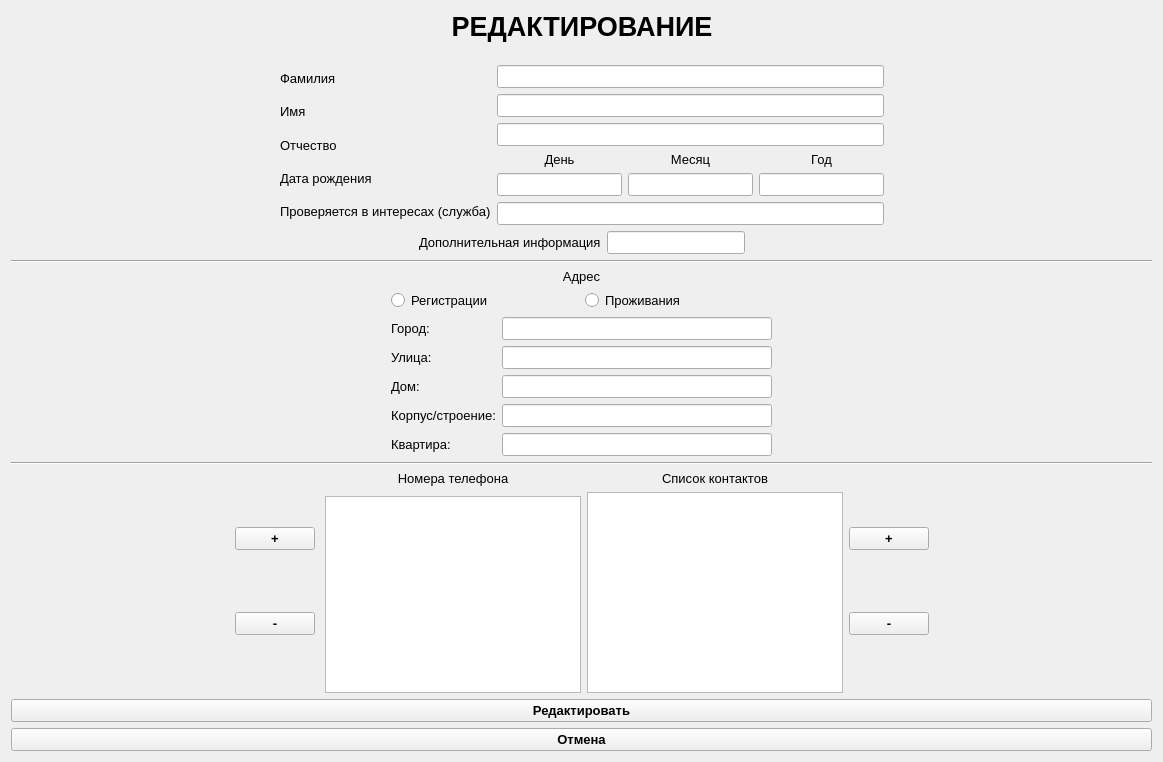
Yavlados/VKR, file update.ui: the form before one commit.
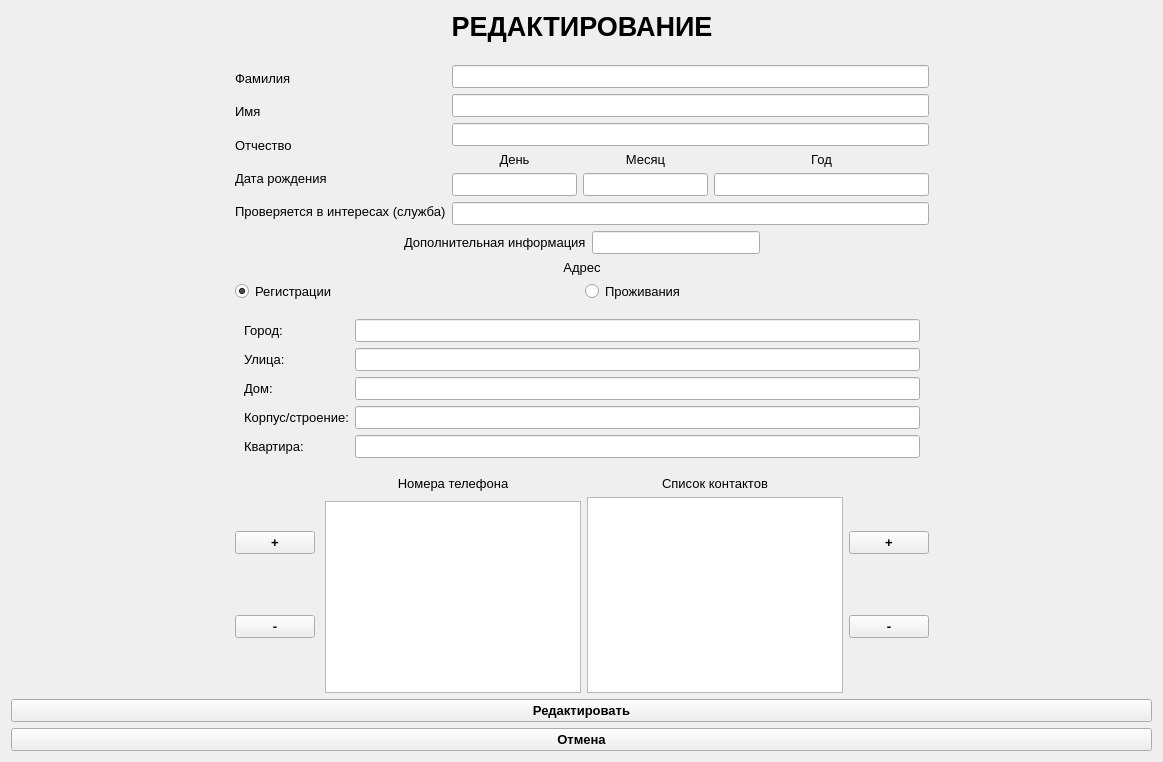
The form after the commit. The open tabs and pages were chosen to show the change.

The edit to the form file:
```diff
--- a/update.ui
+++ b/update.ui
@@ -22,9 +22,9 @@
   <property name="autoFillBackground">
    <bool>true</bool>
   </property>
-  <layout class="QVBoxLayout" name="verticalLayout_15">
+  <layout class="QVBoxLayout" name="verticalLayout_4">
    <item>
-    <layout class="QHBoxLayout" name="horizontalLayout_11">
+    <layout class="QHBoxLayout" name="horizontalLayout">
      <item>
       <spacer name="horizontalSpacer">
        <property name="orientation">
@@ -39,6 +39,8 @@
       </spacer>
      </item>
      <item>
+      <layout class="QVBoxLayout" name="verticalLayout_3">
+       <item>
       <layout class="QVBoxLayout" name="verticalLayout_14">
        <item>
         <widget class="QLabel" name="label">
@@ -354,46 +356,6 @@
       </layout>
      </item>
      <item>
-      <spacer name="horizontalSpacer_4">
-       <property name="orientation">
-        <enum>Qt::Horizontal</enum>
-       </property>
-       <property name="sizeHint" stdset="0">
-        <size>
-         <width>40</width>
-         <height>20</height>
-        </size>
-       </property>
-      </spacer>
-     </item>
-    </layout>
-   </item>
-   <item>
-    <widget class="Line" name="line">
-     <property name="orientation">
-      <enum>Qt::Horizontal</enum>
-     </property>
-    </widget>
-   </item>
-   <item>
-    <layout class="QHBoxLayout" name="horizontalLayout_3">
-     <item>
-      <spacer name="horizontalSpacer_5">
-       <property name="orientation">
-        <enum>Qt::Horizontal</enum>
-       </property>
-       <property name="sizeType">
-        <enum>QSizePolicy::Expanding</enum>
-       </property>
-       <property name="sizeHint" stdset="0">
-        <size>
-         <width>40</width>
-         <height>20</height>
-        </size>
-       </property>
-      </spacer>
-     </item>
-     <item>
       <layout class="QVBoxLayout" name="verticalLayout_5">
        <item>
         <widget class="QLabel" name="label_9">
@@ -424,6 +386,9 @@
            <property name="text">
             <string>Регистрации</string>
            </property>
+             <property name="checked">
+              <bool>true</bool>
+             </property>
           </widget>
          </item>
          <item>
@@ -434,6 +399,9 @@
              <pointsize>10</pointsize>
             </font>
            </property>
+             <property name="layoutDirection">
+              <enum>Qt::LeftToRight</enum>
+             </property>
            <property name="text">
             <string>Проживания</string>
            </property>
@@ -442,11 +410,18 @@
         </layout>
        </item>
        <item>
-        <layout class="QHBoxLayout" name="horizontalLayout">
+          <widget class="QStackedWidget" name="stackedWidget">
+           <property name="currentIndex">
+            <number>0</number>
+           </property>
+           <widget class="QWidget" name="page">
+            <layout class="QVBoxLayout" name="verticalLayout_17">
          <item>
-          <layout class="QVBoxLayout" name="verticalLayout_4">
+              <layout class="QHBoxLayout" name="horizontalLayout_12">
            <item>
-            <widget class="QLabel" name="label_12">
+                <layout class="QVBoxLayout" name="verticalLayout_15">
+                 <item>
+                  <widget class="QLabel" name="label_17">
              <property name="font">
               <font>
                <family>Arial</family>
@@ -459,7 +434,7 @@
             </widget>
            </item>
            <item>
-            <widget class="QLabel" name="label_14">
+                  <widget class="QLabel" name="label_18">
              <property name="font">
               <font>
                <family>Arial</family>
@@ -472,7 +447,7 @@
             </widget>
            </item>
            <item>
-            <widget class="QLabel" name="label_13">
+                  <widget class="QLabel" name="label_19">
              <property name="font">
               <font>
                <family>Arial</family>
@@ -485,7 +460,7 @@
             </widget>
            </item>
            <item>
-            <widget class="QLabel" name="label_15">
+                  <widget class="QLabel" name="label_20">
              <property name="font">
               <font>
                <family>Arial</family>
@@ -498,7 +473,7 @@
             </widget>
            </item>
            <item>
-            <widget class="QLabel" name="label_16">
+                  <widget class="QLabel" name="label_21">
              <property name="font">
               <font>
                <family>Arial</family>
@@ -513,7 +488,7 @@
           </layout>
          </item>
          <item>
-          <layout class="QVBoxLayout" name="verticalLayout_3">
+                <layout class="QVBoxLayout" name="verticalLayout_16">
            <item>
             <widget class="QLineEdit" name="le_reg_city">
              <property name="font">
@@ -564,46 +539,136 @@
         </layout>
        </item>
       </layout>
+           </widget>
+           <widget class="QWidget" name="page_2">
+            <layout class="QVBoxLayout" name="verticalLayout_20">
+             <item>
+              <layout class="QHBoxLayout" name="horizontalLayout_13">
+               <item>
+                <layout class="QVBoxLayout" name="verticalLayout_18">
+                 <item>
+                  <widget class="QLabel" name="label_25">
+                   <property name="font">
+                    <font>
+                     <family>Arial</family>
+                     <pointsize>10</pointsize>
+                    </font>
+                   </property>
+                   <property name="text">
+                    <string>Город:</string>
+                   </property>
+                  </widget>
      </item>
      <item>
-      <spacer name="horizontalSpacer_6">
-       <property name="orientation">
-        <enum>Qt::Horizontal</enum>
-       </property>
-       <property name="sizeType">
-        <enum>QSizePolicy::Expanding</enum>
-       </property>
-       <property name="sizeHint" stdset="0">
-        <size>
-         <width>40</width>
-         <height>20</height>
-        </size>
-       </property>
-      </spacer>
-     </item>
+                  <widget class="QLabel" name="label_26">
+                   <property name="font">
+                    <font>
+                     <family>Arial</family>
+                     <pointsize>10</pointsize>
+                    </font>
+                   </property>
+                   <property name="text">
+                    <string>Улица:</string>
+                   </property>
+                  </widget>
+                 </item>
+                 <item>
+                  <widget class="QLabel" name="label_27">
+                   <property name="font">
+                    <font>
+                     <family>Arial</family>
+                     <pointsize>10</pointsize>
+                    </font>
+                   </property>
+                   <property name="text">
+                    <string>Дом:</string>
+                   </property>
+                  </widget>
+                 </item>
+                 <item>
+                  <widget class="QLabel" name="label_28">
+                   <property name="font">
+                    <font>
+                     <family>Arial</family>
+                     <pointsize>10</pointsize>
+                    </font>
+                   </property>
+                   <property name="text">
+                    <string>Корпус/строение:</string>
+                   </property>
+                  </widget>
+                 </item>
+                 <item>
+                  <widget class="QLabel" name="label_29">
+                   <property name="font">
+                    <font>
+                     <family>Arial</family>
+                     <pointsize>10</pointsize>
+                    </font>
+                   </property>
+                   <property name="text">
+                    <string>Квартира:</string>
+                   </property>
+                  </widget>
+                 </item>
     </layout>
    </item>
    <item>
-    <widget class="Line" name="line_2">
-     <property name="orientation">
-      <enum>Qt::Horizontal</enum>
+                <layout class="QVBoxLayout" name="verticalLayout_19">
+                 <item>
+                  <widget class="QLineEdit" name="le_liv_city">
+                   <property name="font">
+                    <font>
+                     <pointsize>10</pointsize>
+                    </font>
      </property>
     </widget>
    </item>
    <item>
-    <layout class="QHBoxLayout" name="horizontalLayout_9">
+                  <widget class="QLineEdit" name="le_liv_street">
+                   <property name="font">
+                    <font>
+                     <pointsize>10</pointsize>
+                    </font>
+                   </property>
+                  </widget>
+                 </item>
      <item>
-      <spacer name="horizontalSpacer_9">
-       <property name="orientation">
-        <enum>Qt::Horizontal</enum>
-       </property>
-       <property name="sizeHint" stdset="0">
-        <size>
-         <width>40</width>
-         <height>20</height>
-        </size>
-       </property>
-      </spacer>
+                  <widget class="QLineEdit" name="le_liv_house">
+                   <property name="font">
+                    <font>
+                     <pointsize>10</pointsize>
+                    </font>
+                   </property>
+                  </widget>
+                 </item>
+                 <item>
+                  <widget class="QLineEdit" name="le_liv_corp">
+                   <property name="font">
+                    <font>
+                     <pointsize>10</pointsize>
+                    </font>
+                   </property>
+                  </widget>
+                 </item>
+                 <item>
+                  <widget class="QLineEdit" name="le_liv_flat">
+                   <property name="font">
+                    <font>
+                     <pointsize>10</pointsize>
+                    </font>
+                   </property>
+                  </widget>
+                 </item>
+                </layout>
+               </item>
+              </layout>
+             </item>
+            </layout>
+           </widget>
+          </widget>
+         </item>
+        </layout>
      </item>
      <item>
       <layout class="QHBoxLayout" name="horizontalLayout_5">
@@ -757,8 +822,10 @@
        </item>
       </layout>
      </item>
+      </layout>
+     </item>
      <item>
-      <spacer name="horizontalSpacer_8">
+      <spacer name="horizontalSpacer_4">
        <property name="orientation">
         <enum>Qt::Horizontal</enum>
        </property>
```
Lines whose indentation alone changed are shown as unchanged.
